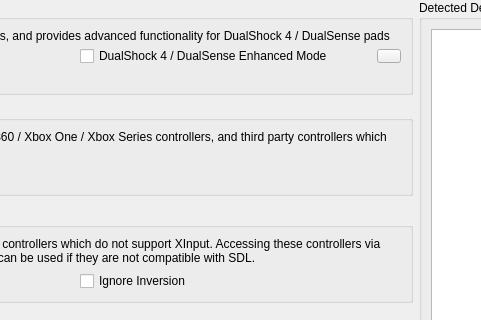
First picture: the form in pcsx2-qt/Settings/ControllerGlobalSettingsWidget.ui, repository PCSX2/pcsx2, before the edit; both pictures show x 259 to 740 and y 0 to 320 of the 902 by 593 pixel window.
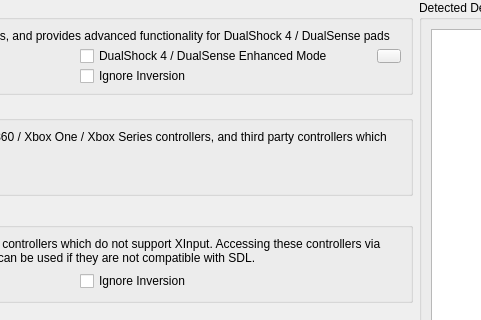
Second picture: the form after the edit. Icons and pictures are not drawn.

Commit message: SDL: Add option to ignore inversion flag

```diff
--- a/pcsx2-qt/Settings/ControllerGlobalSettingsWidget.ui
+++ b/pcsx2-qt/Settings/ControllerGlobalSettingsWidget.ui
@@ -183,6 +183,16 @@
         </property>
        </widget>
       </item>
+      <item row="2" column="1">
+       <widget class="QCheckBox" name="ignoreSDLInversion">
+        <property name="toolTip">
+         <string>&lt;html&gt;&lt;head/&gt;&lt;body&gt;&lt;p&gt;Some third party controllers incorrectly flag their analog sticks as inverted on the positive component, but not negative.&lt;/p&gt;&lt;p&gt;As a result, the analog stick will be &amp;quot;stuck on&amp;quot; even while resting at neutral position. &lt;/p&gt;&lt;p&gt;Enabling this setting will tell PCSX2 to ignore inversion flags when creating mappings, allowing such controllers to function normally.&lt;/p&gt;&lt;/body&gt;&lt;/html&gt;</string>
+        </property>
+        <property name="text">
+         <string>Ignore Inversion</string>
+        </property>
+       </widget>
+      </item>
      </layout>
     </widget>
    </item>
```
The commit also changes 3 other files.
